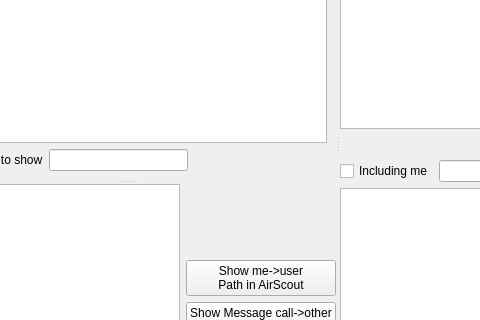
Rsclub22/Minos2-Mirror, file mqt/MqtKSTClient/kstmainwindow.ui: the form before one commit; both pictures show x 91 to 571 and y 150 to 470 of the 853 by 715 pixel window.
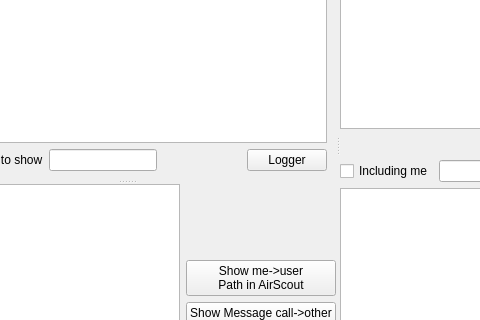
The form after the commit. Custom widgets are drawn as their Qt base class.

Commit message: Experimental "steal focus" to logger

Diff of the .ui file:
```diff
--- a/mqt/MqtKSTClient/kstmainwindow.ui
+++ b/mqt/MqtKSTClient/kstmainwindow.ui
@@ -220,6 +220,13 @@
              </property>
             </spacer>
            </item>
+           <item>
+            <widget class="QPushButton" name="pushButton">
+             <property name="text">
+              <string>Logger</string>
+             </property>
+            </widget>
+           </item>
           </layout>
          </item>
         </layout>
```
Left out of the diff: 4 changed lines with no effect on the pictures. The commit also changes 9 other files.
